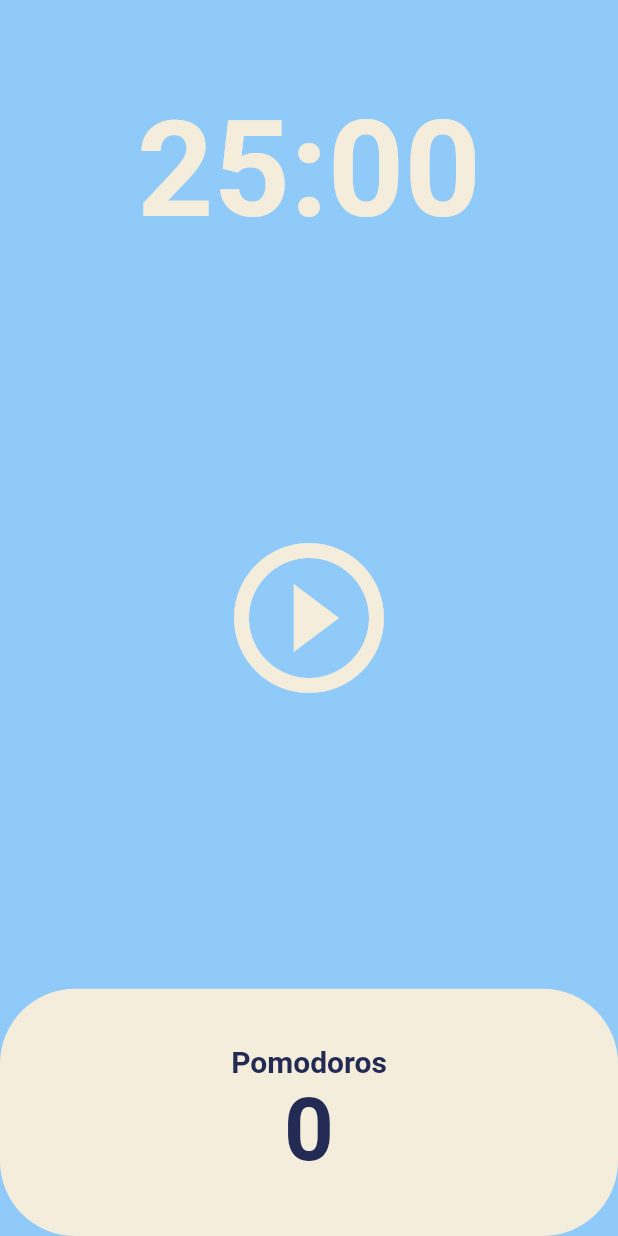
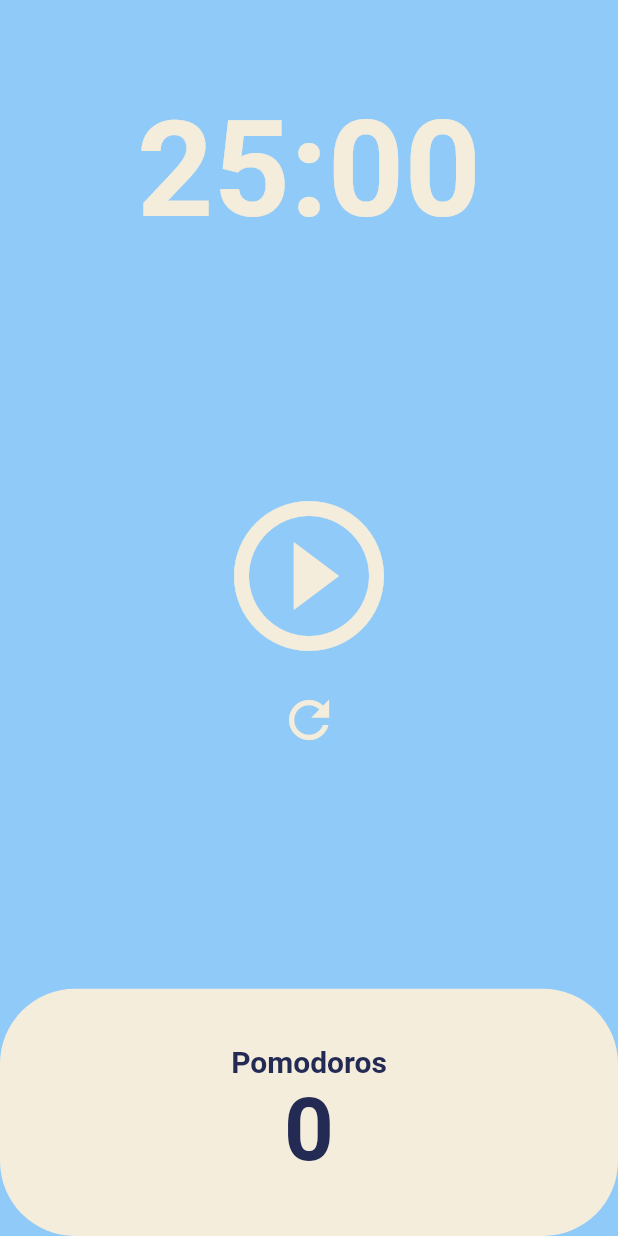
Before and after one commit to koheesung/pomodoro, a Flutter app: the screen it shows after launch, on a phone screen of 412 x 824 dp. Run offline on Flutter 3.47's test engine with Material 2 defaults, Android fonts, the phone set to English and light mode, and no system bars.

Commit message:
code challenge

```diff
--- a/lib/screen/home_screen.dart
+++ b/lib/screen/home_screen.dart
@@ -48,6 +48,14 @@ class _HomeScreenState extends State<HomeScreen> {
     });
   }
 
+  void onResetPressed() {
+    timer.cancel();
+    setState(() {
+      isRunning = false;
+      totalSeconds = twentyFiveMinutes;
+    });
+  }
+
   String format(int seconds) {
     var duration = Duration(seconds: seconds);
     return duration.toString().split(".").first.substring(2, 7);
@@ -75,7 +83,10 @@ class _HomeScreenState extends State<HomeScreen> {
           ),
           Flexible(
             flex: 3,
-            child: Center(
+            child: Column(
+              mainAxisAlignment: MainAxisAlignment.center,
+              children: [
+                Center(
                   child: IconButton(
                     iconSize: 120,
                     color: Theme.of(context).cardColor,
@@ -84,6 +95,16 @@ class _HomeScreenState extends State<HomeScreen> {
                         ? Icons.pause_circle_outline
                         : Icons.play_circle_outline),
                   ),
+                ),
+                Center(
+                  child: IconButton(
+                    iconSize: 40,
+                    color: Theme.of(context).cardColor,
+                    onPressed: onResetPressed,
+                    icon: const Icon(Icons.refresh_outlined),
+                  ),
+                ),
+              ],
             ),
           ),
           Flexible(
```
Lines whose indentation alone changed are shown as unchanged.
